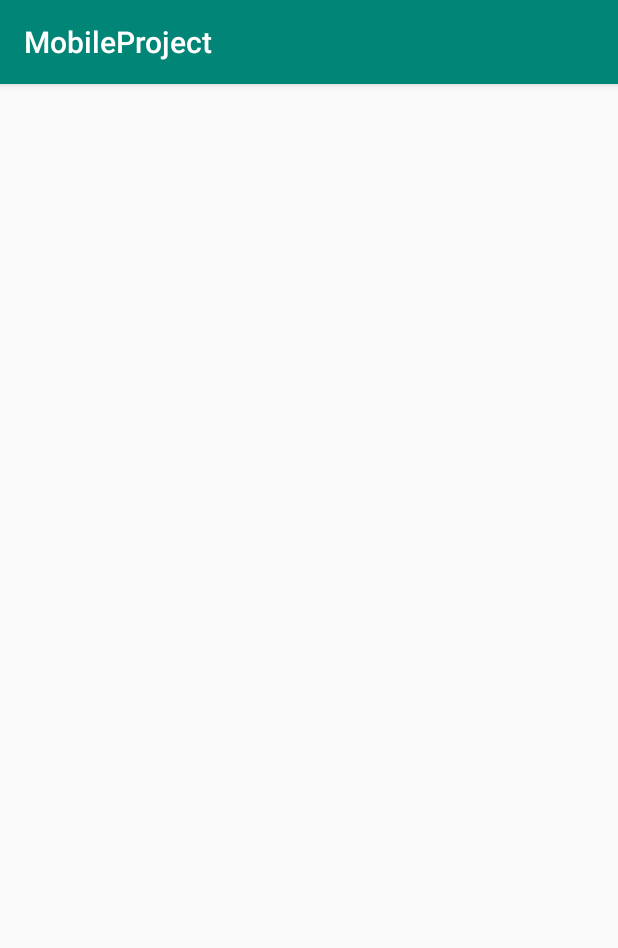
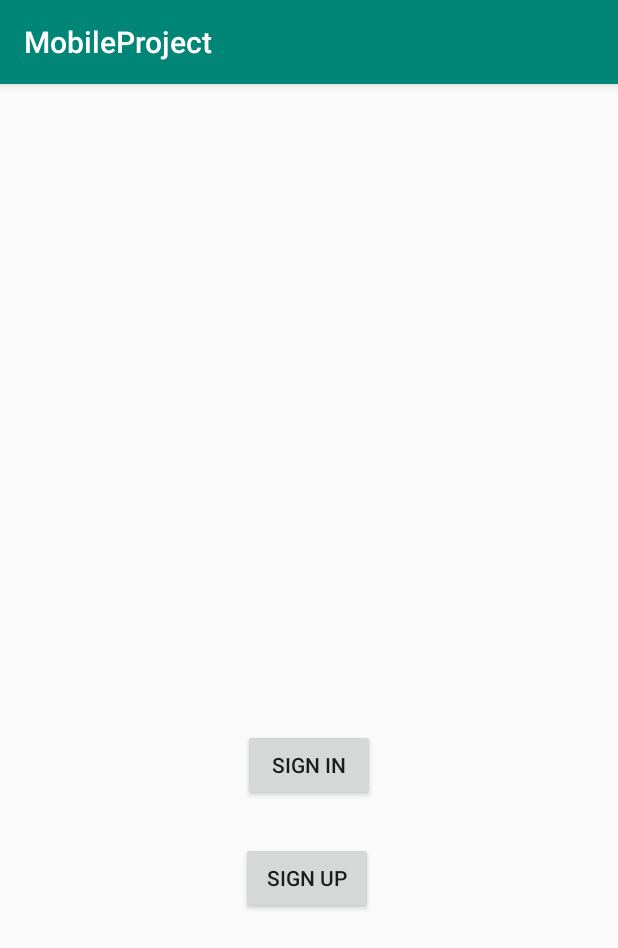
Before and after one commit to Sash10/MobileProject, an Android app: the screen it shows after launch (MainActivity), on a phone screen of 412 x 824 dp. Shown: the top 948 px of the screen. Run offline under Robolectric (Android 15) with nearby library versions, the phone set to English and light mode, and no system bars.

Commit message:
Ajout views SignIn & SignUP

```diff
--- a/app/build.gradle
+++ b/app/build.gradle
@@ -25,4 +25,7 @@ dependencies {
     testImplementation 'junit:junit:4.12'
     androidTestImplementation 'com.android.support.test:runner:1.0.2'
     androidTestImplementation 'com.android.support.test.espresso:espresso-core:3.0.2'
+    implementation 'com.android.support:recyclerview-v7:28.0.0'
+    implementation 'com.android.support:cardview-v7:28.0.0'
+    implementation 'com.android.support:gridlayout-v7:28.0.0'
 }
--- a/app/src/main/res/layout/activity_main.xml
+++ b/app/src/main/res/layout/activity_main.xml
@@ -1,8 +1,45 @@
 <?xml version="1.0" encoding="utf-8"?>
-<android.support.constraint.ConstraintLayout
-    xmlns:android="http://schemas.android.com/apk/res/android"
+<android.support.constraint.ConstraintLayout xmlns:android="http://schemas.android.com/apk/res/android"
+    xmlns:app="http://schemas.android.com/apk/res-auto"
     xmlns:tools="http://schemas.android.com/tools"
-    xmlns:app="http://schemas.android.com/apk/res-auto"
     android:layout_width="match_parent"
     android:layout_height="match_parent"
-    tools:context=".MainActivity"/>
+    tools:context=".MainActivity">
+
+    <android.support.constraint.ConstraintLayout
+        android:id="@+id/constraintLayout"
+        android:layout_width="0dp"
+        android:layout_height="0dp"
+        android:layout_marginStart="8dp"
+        android:layout_marginLeft="8dp"
+        android:layout_marginTop="8dp"
+        android:layout_marginEnd="8dp"
+        android:layout_marginRight="8dp"
+        android:layout_marginBottom="8dp"
+        app:layout_constraintBottom_toBottomOf="parent"
+        app:layout_constraintEnd_toEndOf="parent"
+        app:layout_constraintStart_toStartOf="parent"
+        app:layout_constraintTop_toTopOf="parent">
+
+        <Button
+            android:id="@+id/button4"
+            android:layout_width="wrap_content"
+            android:layout_height="wrap_content"
+            android:layout_marginBottom="282dp"
+            android:text="@string/SignIn_Button"
+            app:layout_constraintBottom_toBottomOf="parent"
+            app:layout_constraintEnd_toEndOf="parent"
+            app:layout_constraintStart_toStartOf="parent" />
+
+        <Button
+            android:id="@+id/button5"
+            android:layout_width="wrap_content"
+            android:layout_height="wrap_content"
+            android:layout_marginTop="27dp"
+            android:layout_marginEnd="1dp"
+            android:layout_marginRight="1dp"
+            android:text="@string/SignUp_Button"
+            app:layout_constraintEnd_toEndOf="@+id/button4"
+            app:layout_constraintTop_toBottomOf="@+id/button4" />
+    </android.support.constraint.ConstraintLayout>
+</android.support.constraint.ConstraintLayout>
--- /dev/null
+++ b/app/src/main/res/layout/sign_in.xml
@@ -0,0 +1,6 @@
+<?xml version="1.0" encoding="utf-8"?>
+<android.support.constraint.ConstraintLayout
+    xmlns:android="http://schemas.android.com/apk/res/android" android:layout_width="match_parent"
+    android:layout_height="match_parent">
+
+</android.support.constraint.ConstraintLayout>
--- /dev/null
+++ b/app/src/main/res/layout/sign_up.xml
@@ -0,0 +1,6 @@
+<?xml version="1.0" encoding="utf-8"?>
+<android.support.constraint.ConstraintLayout
+    xmlns:android="http://schemas.android.com/apk/res/android" android:layout_width="match_parent"
+    android:layout_height="match_parent">
+
+</android.support.constraint.ConstraintLayout>
--- a/app/src/main/res/values/strings.xml
+++ b/app/src/main/res/values/strings.xml
@@ -1,3 +1,5 @@
 <resources>
     <string name="app_name">MobileProject</string>
+    <string name="SignIn_Button">Sign In</string>
+    <string name="SignUp_Button">Sign Up</string>
 </resources>
```
